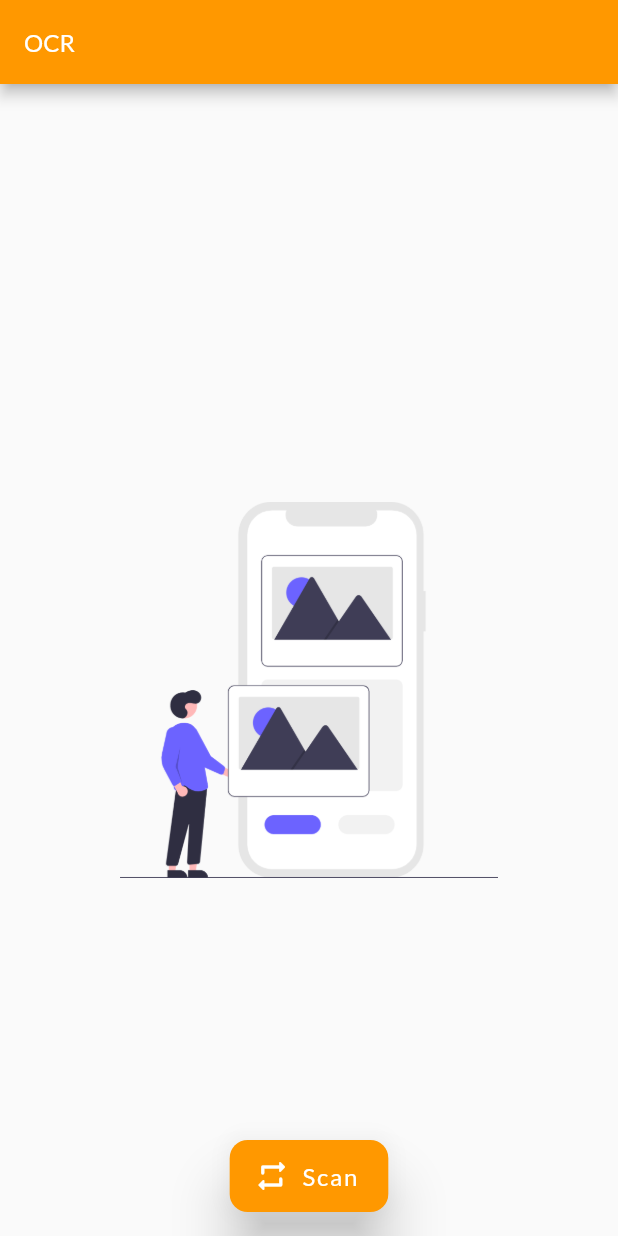
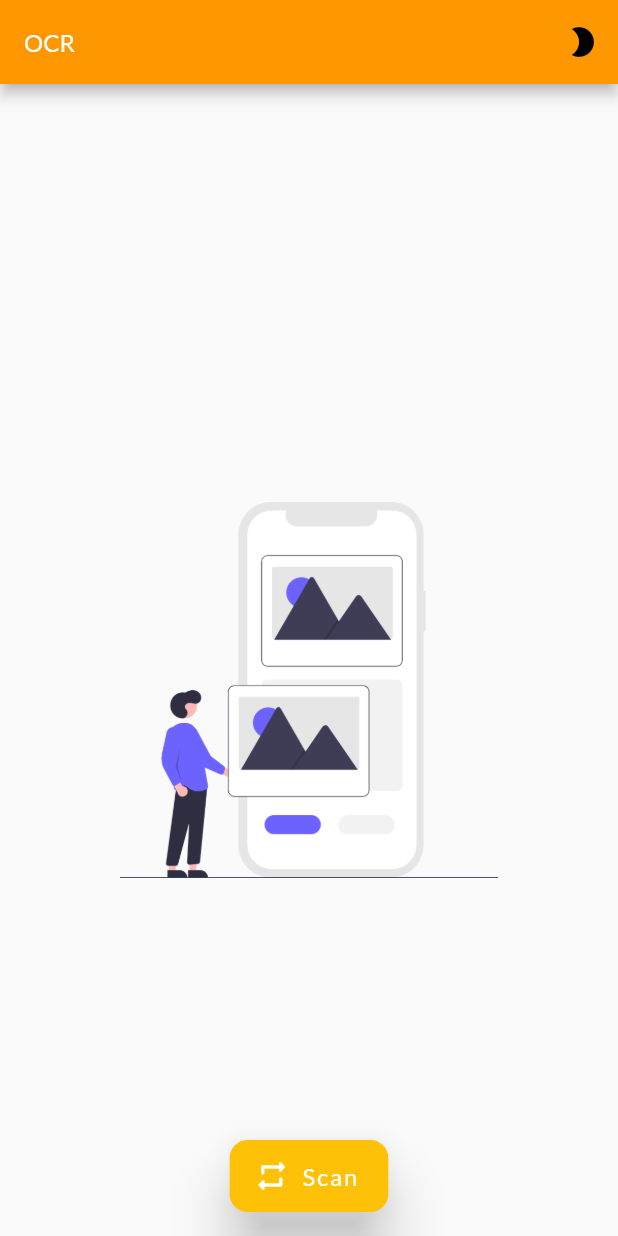
Before and after one commit to ravikovind/flutter_ocr, a Flutter app: the screen it shows after launch, on a phone screen of 412 x 824 dp. Run offline on Flutter 3.47's test engine with Material 2 defaults, Android fonts, the phone set to English and light mode, and no system bars; our stand-ins replace flutter_tts, google_fonts, shared_preferences; missing offline and left inert: flutter_mobile_vision.

Commit message:
adding theme

```diff
--- a/lib/main.dart
+++ b/lib/main.dart
@@ -1,7 +1,8 @@
 import 'package:flutter/material.dart';
 import 'package:flutter_mobile_vision/flutter_mobile_vision.dart';
+import 'package:flutter_ocr/theme.dart';
 import 'package:flutter_tts/flutter_tts.dart';
-import 'package:google_fonts/google_fonts.dart';
+import 'package:provider/provider.dart';
 
 void main() {
   runApp(MyApp());
@@ -10,16 +11,18 @@ void main() {
 class MyApp extends StatelessWidget {
   @override
   Widget build(BuildContext context) {
-    return MaterialApp(
-      title: 'OCR',
-      debugShowCheckedModeBanner: false,
-      theme: ThemeData(
-        primarySwatch: Colors.orange,
-        visualDensity: VisualDensity.adaptivePlatformDensity,
-        fontFamily: GoogleFonts.lato().fontFamily,
-      ),
-      home: MyHomePage(),
-    );
+    return ChangeNotifierProvider(
+        create: (_) => ThemeNotifier(),
+        child: Consumer<ThemeNotifier>(
+          builder: (context, ThemeNotifier notifier, child) {
+            return MaterialApp(
+              title: 'Flutter OCR',
+              debugShowCheckedModeBanner: false,
+              theme: !notifier.darkTheme ? dark : light,
+              home: MyHomePage(),
+            );
+          },
+        ));
   }
 }
 
@@ -86,6 +89,14 @@ class _MyHomePageState extends State<MyHomePage> {
                       isEmpty = true;
                     });
                   }),
+          Consumer<ThemeNotifier>(
+              builder: (context, notifier, child) => IconButton(
+                  icon: Icon(notifier.darkTheme
+                      ? Icons.brightness_2
+                      : Icons.brightness_7_rounded),
+                  onPressed: () {
+                    notifier.toggleTheme();
+                  })),
         ],
         title: Text(
           "OCR",
--- /dev/null
+++ b/lib/theme.dart
@@ -0,0 +1,49 @@
+import 'package:flutter/material.dart';
+import 'package:google_fonts/google_fonts.dart';
+import 'package:shared_preferences/shared_preferences.dart';
+
+ThemeData light = ThemeData(
+    brightness: Brightness.light,
+    primarySwatch: Colors.orange,
+    accentColor: Colors.amber,
+    fontFamily: GoogleFonts.lato().fontFamily);
+
+ThemeData dark = ThemeData(
+    brightness: Brightness.dark,
+    primarySwatch: Colors.orange,
+    accentColor: Colors.redAccent,
+    fontFamily: GoogleFonts.lato().fontFamily);
+
+class ThemeNotifier extends ChangeNotifier {
+  final String key = "theme";
+  SharedPreferences _prefs;
+  bool _darkTheme;
+
+  bool get darkTheme => _darkTheme;
+
+  ThemeNotifier() {
+    _darkTheme = true;
+    _loadFromPrefs();
+  }
+
+  toggleTheme() {
+    _darkTheme = !_darkTheme;
+    _saveToPrefs();
+    notifyListeners();
+  }
+
+  _initPrefs() async {
+    if (_prefs == null) _prefs = await SharedPreferences.getInstance();
+  }
+
+  _loadFromPrefs() async {
+    await _initPrefs();
+    _darkTheme = _prefs.getBool(key) ?? true;
+    notifyListeners();
+  }
+
+  _saveToPrefs() async {
+    await _initPrefs();
+    _prefs.setBool(key, _darkTheme);
+  }
+}
--- a/pubspec.yaml
+++ b/pubspec.yaml
@@ -31,6 +31,8 @@ dependencies:
   flutter_mobile_vision: ^0.1.4+1
   google_fonts:
   flutter_tts: ^3.0.0
+  shared_preferences:
+  provider:
 
 dev_dependencies:
   flutter_test:
```
Also changed, not shown: pubspec.lock.
